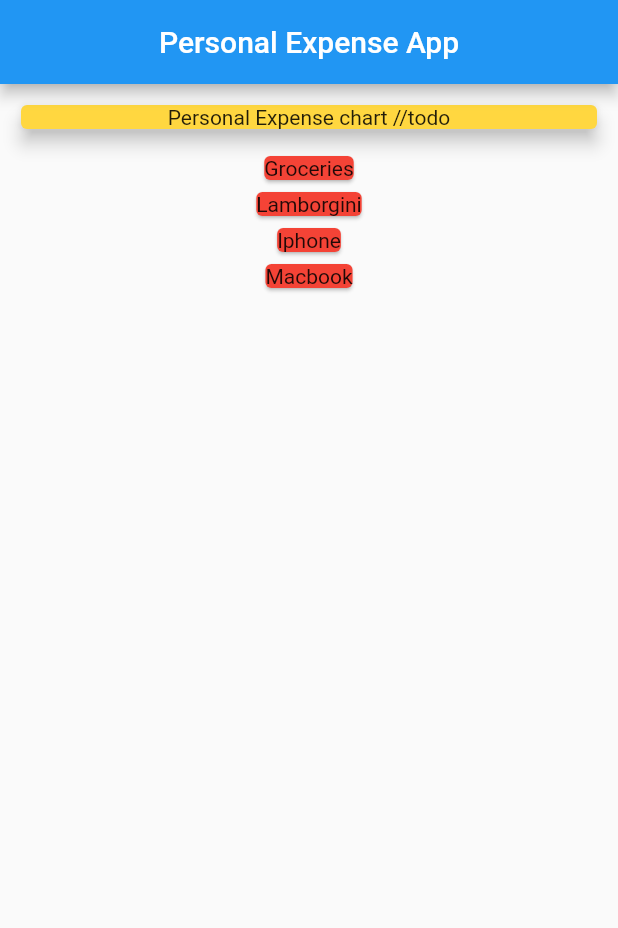
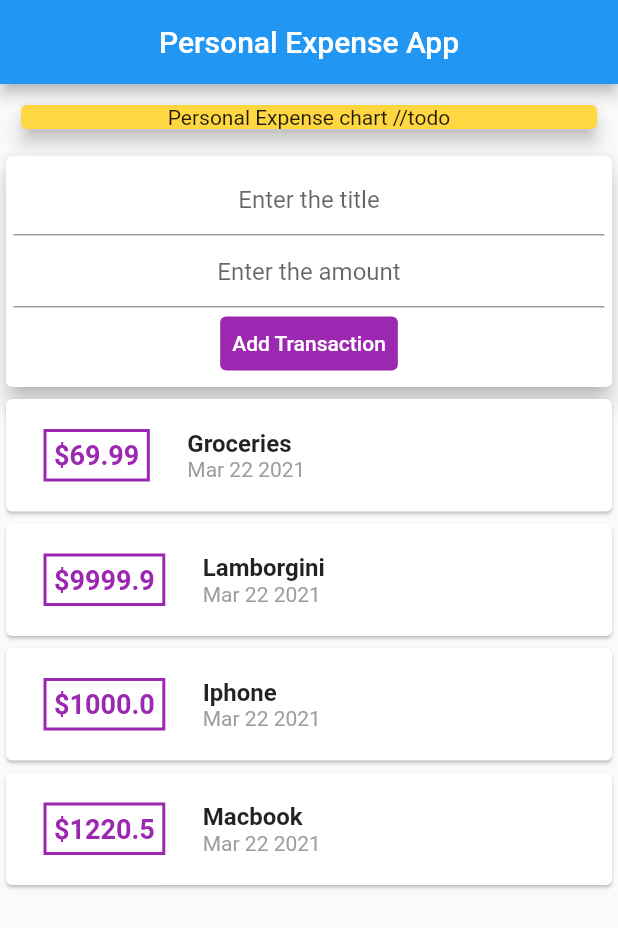
Before and after one commit to ATS527/personal_expense_app, a Flutter app: the screen it shows after launch, on a phone screen of 412 x 824 dp. Shown: the top 928 px of the screen. Run offline on Flutter 3.47's test engine with Material 2 defaults, Android fonts, the phone set to English and light mode, and no system bars.

Commit message:
Added basic stuff with textfield

```diff
--- /dev/null
+++ b/lib/HomeScreen.dart
@@ -0,0 +1,93 @@
+import 'package:flutter/material.dart';
+import './transactions.dart';
+import './widgets.dart';
+
+class HomeScreen extends StatefulWidget {
+  @override
+  _HomeScreenState createState() => _HomeScreenState();
+}
+
+class _HomeScreenState extends State<HomeScreen> {
+  final List<Transactions> transactions = [
+    Transactions(
+        id: "e1", title: "Groceries", expense: 69.99, date: DateTime.now()),
+    Transactions(
+        id: "e2", title: "Lamborgini", expense: 9999.9, date: DateTime.now()),
+    Transactions(
+        id: "e3", title: "Iphone", expense: 1000, date: DateTime.now()),
+    Transactions(
+        id: "e4", title: "Macbook", expense: 1220.50, date: DateTime.now()),
+  ];
+
+  TextEditingController expenseTitle = new TextEditingController();
+  TextEditingController expenseAmount = new TextEditingController();
+
+  @override
+  Widget build(BuildContext context) {
+    return Scaffold(
+      appBar: AppBar(
+        title: Text("Personal Expense App"),
+        centerTitle: true,
+      ),
+      body: Column(
+        children: <Widget>[
+          Container(
+            margin: EdgeInsets.all(5.0),
+            width: double.infinity,
+            padding: EdgeInsets.all(5.0),
+            child: Card(
+              elevation: 5,
+              child: Text(
+                "Personal Expense chart //todo",
+                textAlign: TextAlign.center,
+              ),
+              color: Colors.amberAccent,
+            ),
+          ),
+          Card(
+            elevation: 6,
+            child: Container(
+              padding: EdgeInsets.all(5.0),
+              child: Column(
+                children: <Widget>[
+                  TextField(
+                    textAlign: TextAlign.center,
+                    controller: expenseTitle,
+                    decoration: InputDecoration(
+                      hintText: "Enter the title",
+                    ),
+                  ),
+                  TextField(
+                    textAlign: TextAlign.center,
+                    controller: expenseAmount,
+                    decoration: InputDecoration(
+                      hintText: "Enter the amount",
+                    ),
+                  ),
+                  TextButton(
+                    onPressed: () {
+                      print(expenseTitle.text);
+                      print(expenseAmount.text);
+                    },
+                    child: Text(
+                      "Add Transaction",
+                      style: TextStyle(color: Colors.white),
+                    ),
+                    style: ButtonStyle(
+                        backgroundColor: MaterialStateProperty.resolveWith(
+                            (states) => Colors.purple)),
+                  )
+                ],
+              ),
+            ),
+          ),
+          Column(
+            children: transactions.map((e) {
+              return expenseCard(e.expense, e.title, e.date);
+            }).toList(),
+          ),
+        ],
+      ),
+    );
+  }
+}
--- a/lib/main.dart
+++ b/lib/main.dart
@@ -1,56 +1,8 @@
 import 'package:flutter/material.dart';
-import './transactions.dart';
+import './HomeScreen.dart';
 
 void main(List<String> args) {
   runApp(MaterialApp(
     home: HomeScreen(),
   ));
 }
-
-class HomeScreen extends StatelessWidget {
-  final List<Transactions> transactions = [
-    Transactions(
-        id: "e1", title: "Groceries", expense: 69.99, date: DateTime.now()),
-    Transactions(
-        id: "e2", title: "Lamborgini", expense: 9999.99, date: DateTime.now()),
-    Transactions(
-        id: "e3", title: "Iphone", expense: 1000, date: DateTime.now()),
-    Transactions(
-        id: "e4", title: "Macbook", expense: 1220.50, date: DateTime.now()),
-  ];
-
-  @override
-  Widget build(BuildContext context) {
-    return Scaffold(
-      appBar: AppBar(
-        title: Text("Personal Expense App"),
-        centerTitle: true,
-      ),
-      body: Column(
-        children: <Widget>[
-          Container(
-            margin: EdgeInsets.all(5.0),
-            width: double.infinity,
-            padding: EdgeInsets.all(5.0),
-            child: Card(
-              elevation: 5,
-              child: Text(
-                "Personal Expense chart //todo",
-                textAlign: TextAlign.center,
-              ),
-              color: Colors.amberAccent,
-            ),
-          ),
-          Column(
-            children: transactions.map((e) {
-              return Card(
-                child: Text(e.title),
-                color: Colors.red,
-              );
-            }).toList(),
-          ),
-        ],
-      ),
-    );
-  }
-}
--- /dev/null
+++ b/lib/widgets.dart
@@ -0,0 +1,48 @@
+import 'package:flutter/material.dart';
+import 'package:intl/intl.dart';
+
+Widget expenseCard(double expense, String title, DateTime date) {
+  String formattedDate = DateFormat.MMMd().format(date);
+  return Card(
+    child: Row(
+      children: <Widget>[
+        Container(
+          child: Text(
+            "\$$expense",
+            style: TextStyle(
+              fontSize: 18,
+              fontWeight: FontWeight.bold,
+              color: Colors.purple,
+            ),
+          ),
+          padding: EdgeInsets.all(5),
+          margin: EdgeInsets.symmetric(
+            vertical: 20,
+            horizontal: 25,
+          ),
+          decoration: BoxDecoration(
+            border: Border.all(width: 2, color: Colors.purple),
+          ),
+        ),
+        Column(
+          crossAxisAlignment: CrossAxisAlignment.start,
+          children: <Widget>[
+            Text(
+              title,
+              style: TextStyle(
+                fontSize: 16,
+                fontWeight: FontWeight.bold,
+              ),
+            ),
+            Text(
+              "$formattedDate ${date.year}",
+              style: TextStyle(
+                color: Colors.grey,
+              ),
+            ),
+          ],
+        ),
+      ],
+    ),
+  );
+}
--- a/pubspec.yaml
+++ b/pubspec.yaml
@@ -23,6 +23,8 @@ environment:
 dependencies:
   flutter:
     sdk: flutter
+  intl: ^0.17.0
+
 
 
   # The following adds the Cupertino Icons font to your application.
```
Also changed, not shown: pubspec.lock.
